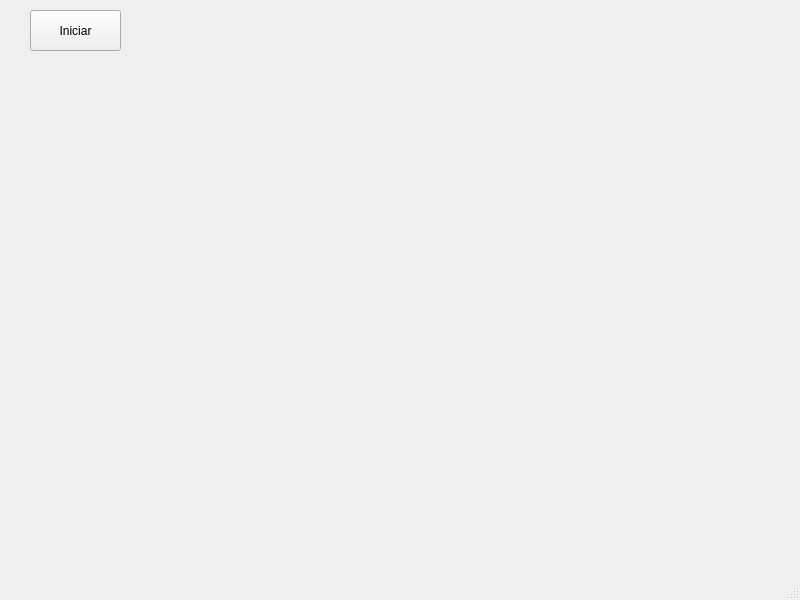
Above: mainwindow.ui from jpshlima/qt-spotify-api before the change. Below: the same form after it.
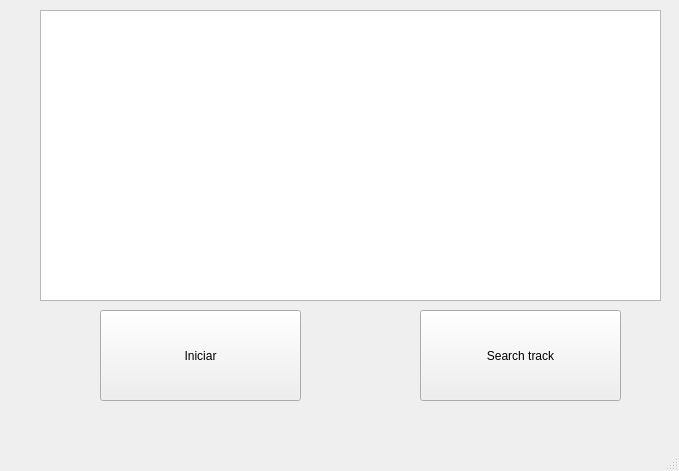
That is the form after the change.

Commit message:
Spotify class created successfully
Spotify class with simple login POST request, also printing token on screen for checking.

Patch:
```diff
--- a/mainwindow.ui
+++ b/mainwindow.ui
@@ -6,8 +6,8 @@
    <rect>
     <x>0</x>
     <y>0</y>
-    <width>800</width>
-    <height>600</height>
+    <width>679</width>
+    <height>471</height>
    </rect>
   </property>
   <property name="windowTitle">
@@ -17,16 +17,39 @@
    <widget class="QPushButton" name="pushButton">
     <property name="geometry">
      <rect>
-      <x>30</x>
-      <y>10</y>
-      <width>91</width>
-      <height>41</height>
+      <x>100</x>
+      <y>310</y>
+      <width>201</width>
+      <height>91</height>
      </rect>
     </property>
     <property name="text">
      <string>Iniciar</string>
     </property>
    </widget>
+   <widget class="QPushButton" name="pushButton_2">
+    <property name="geometry">
+     <rect>
+      <x>420</x>
+      <y>310</y>
+      <width>201</width>
+      <height>91</height>
+     </rect>
+    </property>
+    <property name="text">
+     <string>Search track</string>
+    </property>
+   </widget>
+   <widget class="QPlainTextEdit" name="teOutput">
+    <property name="geometry">
+     <rect>
+      <x>40</x>
+      <y>10</y>
+      <width>621</width>
+      <height>291</height>
+     </rect>
+    </property>
+   </widget>
   </widget>
   <widget class="QMenuBar" name="menubar">
    <property name="geometry">
```
Left out of the diff: 2 changed lines with no effect on the pictures. The commit also changes 6 other files.
